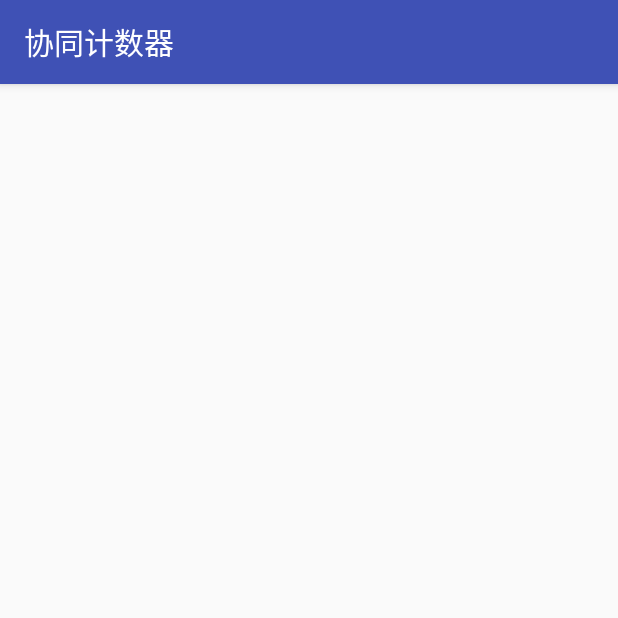
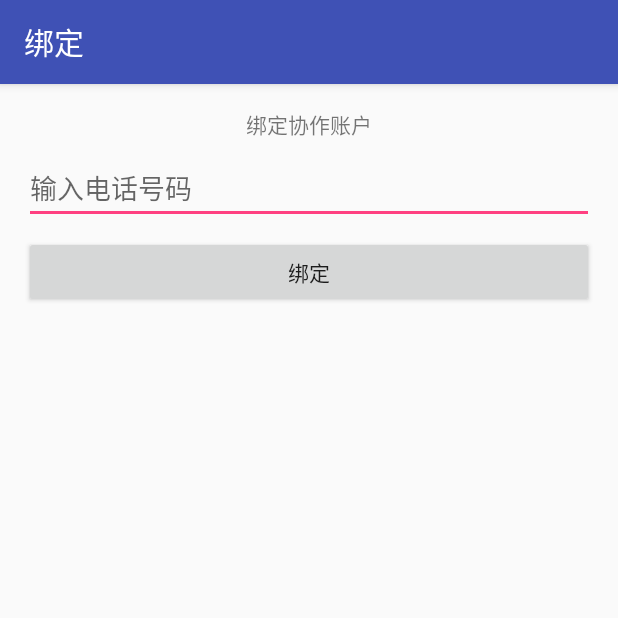
Before and after one commit to YuZhiLiang/counter, an Android app: the BindActivity screen opened directly, with no data from a screen before it, on a phone screen of 412 x 824 dp, the top half of it. Run offline under Robolectric (Android 15) with nearby library versions, the phone set to English and light mode, and no system bars; libraries missing offline, so code that uses them is left out: cn.bmob.v3, com.blankj.utilcode.

Commit message:
添加绑定对象的行为

```diff
--- a/app/src/main/AndroidManifest.xml
+++ b/app/src/main/AndroidManifest.xml
@@ -40,7 +40,9 @@
             android:launchMode="singleTask"
             android:theme="@style/AppTheme.NoActionBar">
         </activity>
-        <activity android:name=".activity.BindActivity">
+        <activity
+            android:name=".activity.BindActivity"
+            android:label="@string/bind">
         </activity>
     </application>
 
--- a/app/src/main/java/com/zhiliang/counter/activity/BindActivity.java
+++ b/app/src/main/java/com/zhiliang/counter/activity/BindActivity.java
@@ -1,14 +1,83 @@
 package com.zhiliang.counter.activity;
 
 import android.os.Bundle;
+import android.text.TextUtils;
+import android.view.View;
+import android.widget.Button;
+import android.widget.EditText;
 
+import com.blankj.utilcode.util.ObjectUtils;
+import com.blankj.utilcode.util.RegexUtils;
+import com.blankj.utilcode.util.ToastUtils;
+import com.zhiliang.counter.Bean.CounterUser;
 import com.zhiliang.counter.R;
 
+import java.util.List;
+
+import cn.bmob.v3.BmobQuery;
+import cn.bmob.v3.BmobUser;
+import cn.bmob.v3.exception.BmobException;
+import cn.bmob.v3.listener.FindListener;
+import cn.bmob.v3.listener.UpdateListener;
+
 public class BindActivity extends BaseActivity {
+    private EditText mEditText;
+    private Button mButton;
 
     @Override
     protected void onCreate(Bundle savedInstanceState) {
         super.onCreate(savedInstanceState);
         setContentView(R.layout.activity_bind);
+        mEditText = findViewById(R.id.bind_edit);
+        mButton = findViewById(R.id.bind_confirm);
+        mButton.setOnClickListener(new View.OnClickListener() {
+            @Override
+            public void onClick(View v) {
+                bind();
+            }
+        });
+    }
+
+    private void bind() {
+        String s = mEditText.getText().toString();
+        if (TextUtils.isEmpty(s) || !RegexUtils.isMobileSimple(s)) {
+            ToastUtils.showShort(R.string.user_not_exist);
+        }
+        showLoadingDialog();
+        BmobQuery<BmobUser> query = new BmobQuery<BmobUser>();
+        query.addWhereEqualTo(CounterUser.ColumnName.MOBILE_PHONE_NUMBER, s);
+        query.setLimit(1);
+        query.findObjects(new FindListener<BmobUser>() {
+            @Override
+            public void done(List<BmobUser> list, BmobException e) {
+                if (e == null) {
+                    if (ObjectUtils.isEmpty(list)) {
+                        ToastUtils.showShort(R.string.user_not_exist);
+                        dismissLoadingDialog();
+                    } else {
+                        doBind(list);
+                    }
+                } else {
+                    ToastUtils.showShort(R.string.expection);
+                    dismissLoadingDialog();
+                }
+            }
+        });
+    }
+
+    private void doBind(List<BmobUser> list) {
+        CounterUser currentUser = BmobUser.getCurrentUser(CounterUser.class);
+        currentUser.setBinduser(list.get(0));
+        currentUser.update(new UpdateListener() {
+            @Override
+            public void done(BmobException e) {
+                if (e == null) {
+                    ToastUtils.showShort(R.string.bind_success);
+                } else {
+                    ToastUtils.showShort(R.string.expection);
+                }
+                dismissLoadingDialog();
+            }
+        });
     }
 }
--- a/app/src/main/java/com/zhiliang/counter/activity/MainActivity.java
+++ b/app/src/main/java/com/zhiliang/counter/activity/MainActivity.java
@@ -36,12 +36,6 @@ public class MainActivity extends BaseActivity {
         mProgressBar = findViewById(R.id.progressBar);
 
         mFloatingActionButton = (FloatingActionButton) findViewById(R.id.fab);
-        mFloatingActionButton.setOnClickListener(new View.OnClickListener() {
-            @Override
-            public void onClick(View v) {
-
-            }
-        });
 
         clearHandler();
         sWeakActivityHandler = new WeakActivityHandler<>(this);
--- a/app/src/main/java/com/zhiliang/counter/activity/SplashActivity.java
+++ b/app/src/main/java/com/zhiliang/counter/activity/SplashActivity.java
@@ -93,7 +93,7 @@ public class SplashActivity extends BaseActivity implements View.OnClickListener
                     if (e == null) {
                         startActivity(new Intent(SplashActivity.this, MainActivity.class));
                     } else {
-                        ToastUtils.showShort(R.string.register_failed);
+                        ToastUtils.showShort(R.string.login_failed);
                         e.printStackTrace();
                     }
                 }
--- a/app/src/main/res/layout/activity_bind.xml
+++ b/app/src/main/res/layout/activity_bind.xml
@@ -1,10 +1,36 @@
 <?xml version="1.0" encoding="utf-8"?>
-<android.support.constraint.ConstraintLayout
+<RelativeLayout
     xmlns:android="http://schemas.android.com/apk/res/android"
-    xmlns:app="http://schemas.android.com/apk/res-auto"
     xmlns:tools="http://schemas.android.com/tools"
     android:layout_width="match_parent"
     android:layout_height="match_parent"
-    tools:context="com.zhiliang.counter.activity.BindActivity">
+    android:orientation="horizontal">
 
-</android.support.constraint.ConstraintLayout>
+    <TextView
+        android:id="@+id/summary"
+        android:layout_width="wrap_content"
+        android:layout_height="wrap_content"
+        android:layout_centerHorizontal="true"
+        android:layout_marginTop="@dimen/M7"
+        android:text="@string/binding_collaboration_account"/>
+
+    <EditText
+        android:id="@+id/bind_edit"
+        android:layout_width="match_parent"
+        android:layout_height="wrap_content"
+        android:layout_below="@id/summary"
+        android:layout_marginEnd="@dimen/M7"
+        android:layout_marginStart="@dimen/M7"
+        android:layout_marginTop="@dimen/M4"
+        android:hint="@string/input_phone_num"/>
+
+    <Button
+        android:id="@+id/bind_confirm"
+        android:layout_width="match_parent"
+        android:layout_height="wrap_content"
+        android:layout_below="@id/bind_edit"
+        android:layout_marginEnd="@dimen/M7"
+        android:layout_marginStart="@dimen/M7"
+        android:layout_marginTop="@dimen/M4"
+        android:text="@string/bind"/>
+</RelativeLayout>
--- a/app/src/main/res/layout/activity_main.xml
+++ b/app/src/main/res/layout/activity_main.xml
@@ -26,9 +26,10 @@
     <android.support.design.widget.FloatingActionButton
         android:id="@+id/fab"
         android:layout_width="wrap_content"
+        android:scaleType="fitXY"
         android:layout_height="wrap_content"
         android:layout_gravity="bottom|end"
         android:layout_margin="@dimen/fab_margin"
-        app:srcCompat="@mipmap/write_menu_drawer"/>
+        app:srcCompat="@android:drawable/ic_input_add"/>
 
 </android.support.design.widget.CoordinatorLayout>
--- a/app/src/main/res/values/strings.xml
+++ b/app/src/main/res/values/strings.xml
@@ -14,6 +14,7 @@
     <string name="pass_word_lenght_exception">密码长度不合法</string>
     <string name="user_name_already_exist">用户已存在</string>
     <string name="register_failed">注册失败</string>
+    <string name="login_failed">登录失败</string>
     <string name="title_activity_main">MainActivity</string>
     <string name="number_of_decisions">决定次数</string>
     <string name="master_decisions">发起了一次决定权,等待对方确认</string>
@@ -21,4 +22,10 @@
     <string name="loading_txt">正在加载...</string>
     <string name="load_tips_network_unconnect">无网络连接，点击刷新</string>
     <string name="setting_internet">设置网络</string>
+    <string name="bind">绑定</string>
+    <string name="binding_collaboration_account">绑定协作账户</string>
+    <string name="user_not_exist">用户不存在</string>
+    <string name="expection">出现错误</string>
+    <string name="bind_success">绑定成功</string>
+    <string name="input_phone_num">输入电话号码</string>
 </resources>
```
Also changed, not shown: app/src/main/java/com/zhiliang/counter/Bean/CounterUser.java (+7 -3 lines), app/src/main/java/com/zhiliang/counter/activity/BaseActivity.java (+19 -0 lines), app/src/main/java/com/zhiliang/counter/view/LoadingDialog.java (added, +36 -0 lines), app/src/main/java/com/zhiliang/counter/view/LoadingView.java (+8 -0 lines), app/src/main/res/drawable/write_menu_drawer_selector.xml (added, +7 -0 lines), app/src/main/res/layout/loading_view.xml (added, +11 -0 lines), app/src/main/res/drawable-xxhdpi/write_menu_drawer.png (renamed from app/src/main/res/mipmap-xxhdpi/write_menu_drawer.png), 4 other files.
